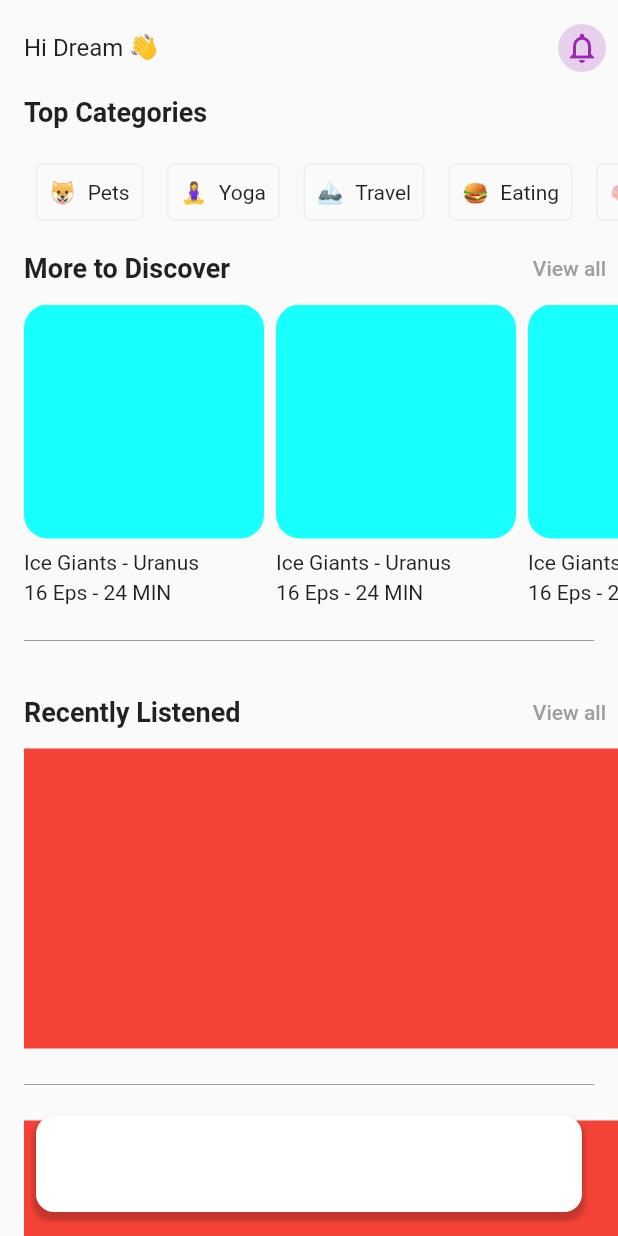
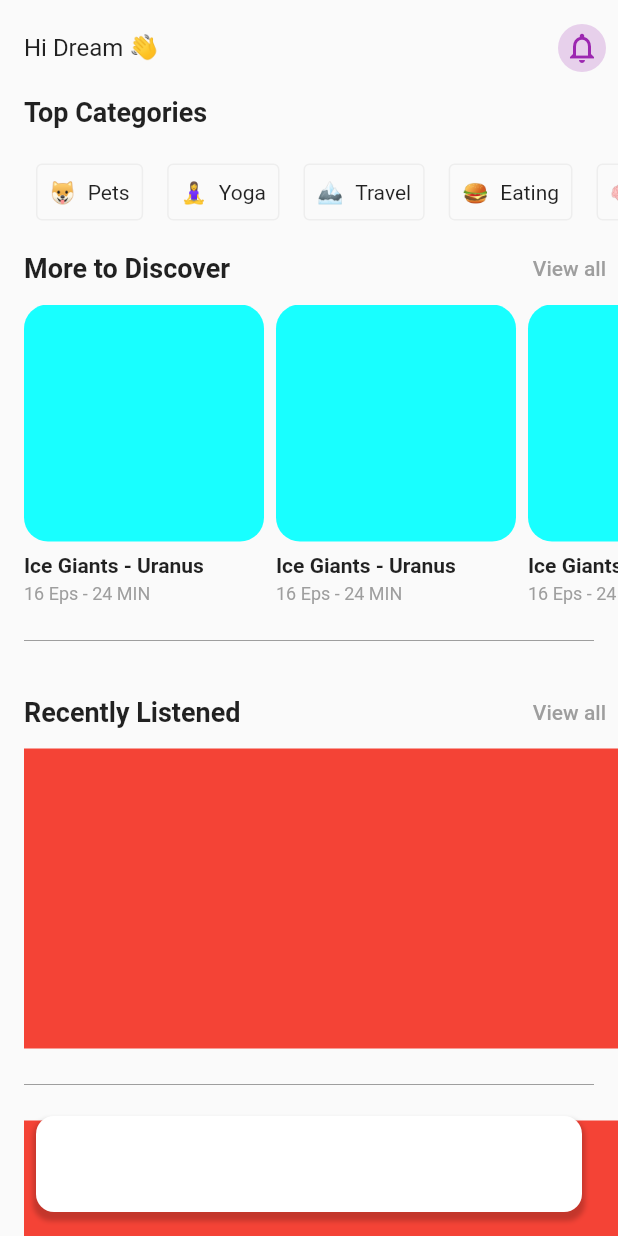
Before and after one commit to JAICHANGPARK/flutter_notebook_19th_story, a Flutter app: the screen it shows after launch, on a phone screen of 412 x 824 dp. Run offline on Flutter 3.47's test engine with Material 2 defaults, Android fonts, the phone set to English and light mode, and no system bars; our stand-ins replace cached_network_image, countup, fl_chart, flutter_riverpod, freezed_annotation, smooth_page_indicator and 1 more.

Commit message:
Update podcast_home_page.dart

```diff
--- a/lib/ep1134_podcast_app/src/ui/podcast_home_page.dart
+++ b/lib/ep1134_podcast_app/src/ui/podcast_home_page.dart
@@ -119,8 +119,8 @@ class _PodcastHomePageState extends State<PodcastHomePage> {
                           Container(
                             height: 200,
                             decoration: const BoxDecoration(
-                              // color: Colors.red,
-                            ),
+                                // color: Colors.red,
+                                ),
                             child: ListView.builder(
                               scrollDirection: Axis.horizontal,
                               itemCount: 10,
@@ -146,11 +146,22 @@ class _PodcastHomePageState extends State<PodcastHomePage> {
                                         Column(
                                           crossAxisAlignment: CrossAxisAlignment.start,
                                           children: const [
-                                            Text("Ice Giants - Uranus"),
+                                            Text(
+                                              "Ice Giants - Uranus",
+                                              style: TextStyle(
+                                                fontWeight: FontWeight.bold,
+                                              ),
+                                            ),
                                             SizedBox(
                                               height: 4,
                                             ),
-                                            Text("16 Eps - 24 MIN")
+                                            Text(
+                                              "16 Eps - 24 MIN",
+                                              style: TextStyle(
+                                                fontSize: 12,
+                                                color: Colors.grey,
+                                              ),
+                                            )
                                           ],
                                         )
                                       ],
```
